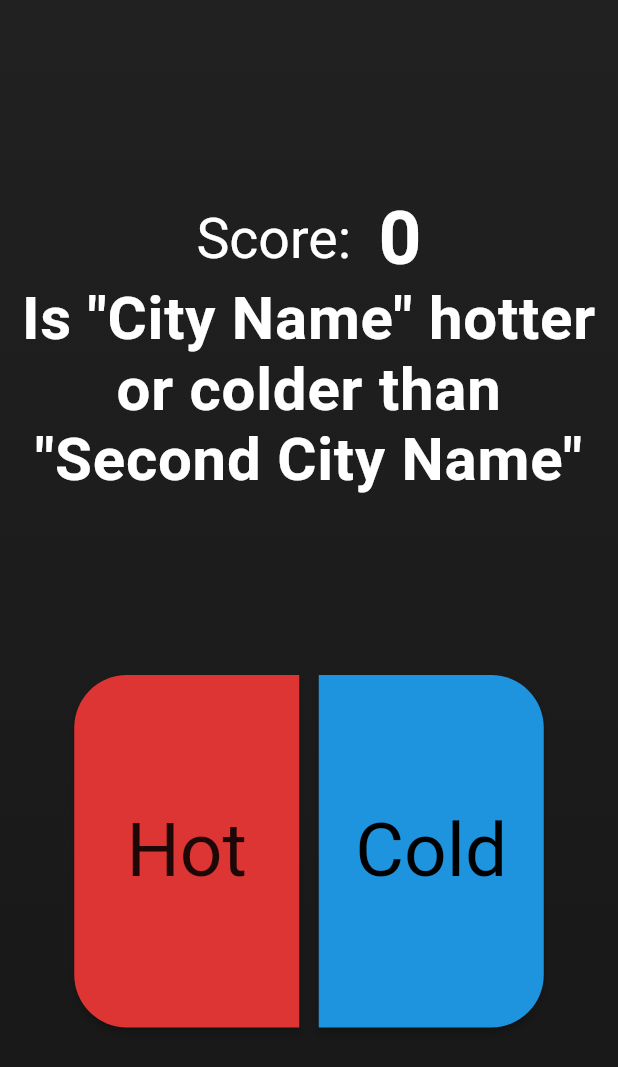
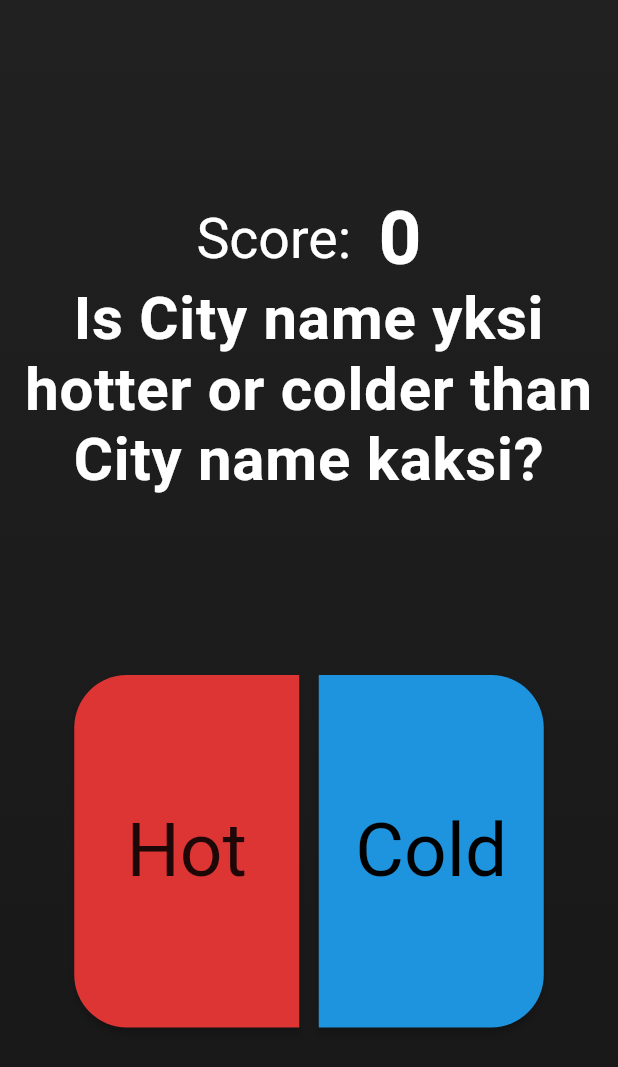
Before and after one commit to henmu/hotorcoldgame, a Flutter app: the screen it shows after launch, after a tap on "Hot", after a tap on "Cold", on a phone screen of 412 x 824 dp. Shown: the top 1067 px of the screen. Run offline on Flutter 3.47's test engine with Material 2 defaults, Android fonts, the phone set to English and light mode, and no system bars; Roboto replaces fonts that are missing (Roboco).

Commit message:
if-statement for score. cityname strings

```diff
--- a/lib/main.dart
+++ b/lib/main.dart
@@ -58,16 +58,16 @@ class MyHomePage extends StatefulWidget {
 
 class _MyHomePageState extends State<MyHomePage> {
   int _score = 0;
+  String _cityname1 = "City name yksi";
+  String _cityname2 = "City name kaksi";
 
-  void _increaseScore() {
+  void _result(bool answer) {
     setState(() {
-      _score++;
-    });
-  }
-
-  void _resetScore() {
-    setState(() {
-      _score = 0;
+      if (answer == true) {
+        _score++;
+      } else {
+        _score = 0;
+      }
     });
   }
 
@@ -150,10 +150,14 @@ class _MyHomePageState extends State<MyHomePage> {
                   ),
                 ],
               ),
-              const Text(
-                'Is "City Name" hotter or colder than "Second City Name"',
+              Text(
+                'Is ' +
+                    _cityname1 +
+                    ' hotter or colder than ' +
+                    _cityname2 +
+                    '?',
                 textAlign: TextAlign.center,
-                style: TextStyle(
+                style: const TextStyle(
                   color: Colors.white,
                   fontWeight: FontWeight.bold,
                   fontFamily: 'Roboto',
@@ -179,7 +183,8 @@ class _MyHomePageState extends State<MyHomePage> {
                         ),
                       ),
                     ),
-                    onPressed: _increaseScore,
+                    //onPressed: _increaseScore,
+                    onPressed: () => {_result(true)},
                     child: const Text(
                       'Hot',
                       textAlign: TextAlign.center,
@@ -200,7 +205,7 @@ class _MyHomePageState extends State<MyHomePage> {
                         ),
                       ),
                     ),
-                    onPressed: _resetScore,
+                    onPressed: () => {_result(false)},
                     child: const Text(
                       'Cold',
                       textAlign: TextAlign.center,
```
